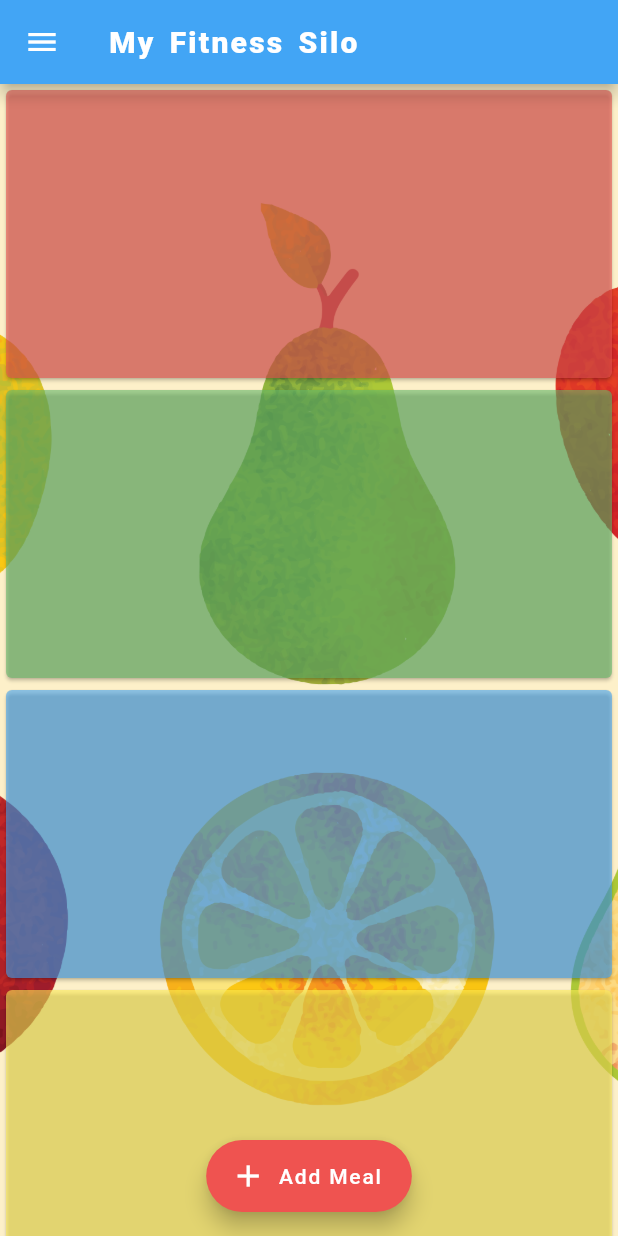
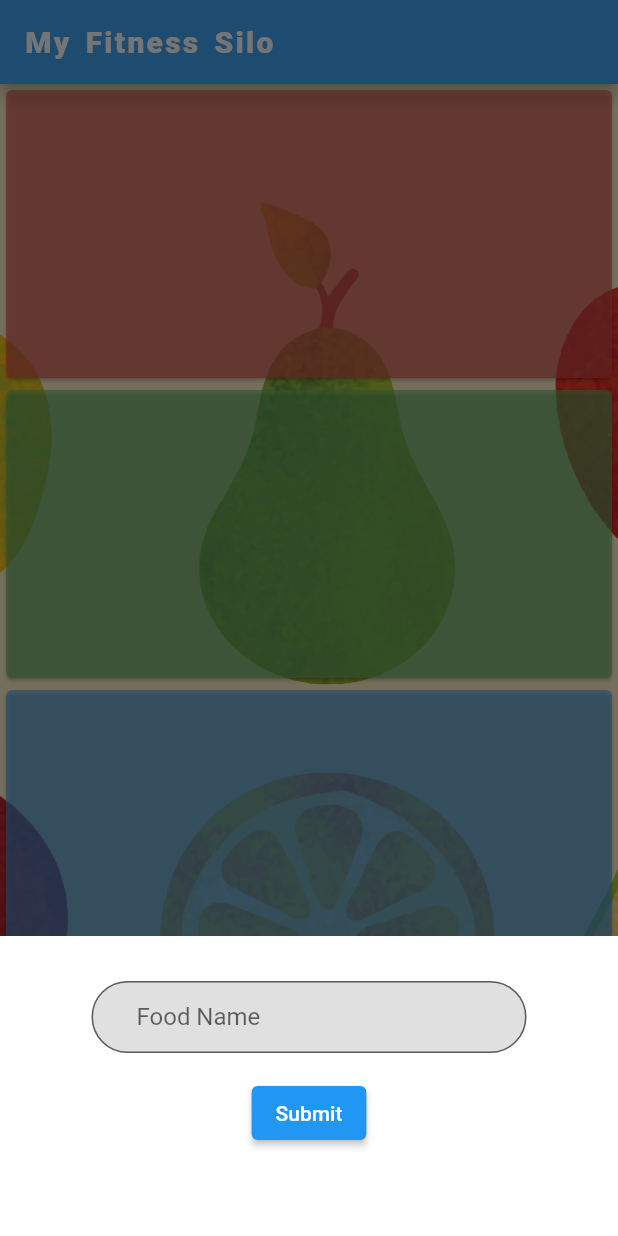
Before and after one commit to jeremyc2/My-Fitness-Silo, a Flutter app: the screen it shows after launch, after a tap on "Add Meal", on a phone screen of 412 x 824 dp. Run offline on Flutter 3.47's test engine with Material 2 defaults, Android fonts, the phone set to English and light mode, and no system bars.

Commit message:
No commit message

```diff
--- a/lib/constants.dart
+++ b/lib/constants.dart
@@ -1,7 +1,6 @@
 import 'package:flutter/material.dart';
 
 // Colors that we use in our app
-const kPrimaryColor = Color(0xFFFFE5B4);
 const kTextColor = Color(0xFF3C4046);
 const kBackgroundColor = Color(0xFFF9F8FD);
 
--- a/lib/main.dart
+++ b/lib/main.dart
@@ -15,7 +15,7 @@ class MyFitnessSilo extends StatelessWidget {
       title: 'My Fitness Silo',
       theme: ThemeData(
         scaffoldBackgroundColor: kBackgroundColor,
-        primaryColor: kPrimaryColor,
+        primaryColor: Colors.blue,
         textTheme: Theme.of(context).textTheme.apply(bodyColor: kTextColor),
         visualDensity: VisualDensity.adaptivePlatformDensity,
       ),
--- a/lib/screens/home/home_screen.dart
+++ b/lib/screens/home/home_screen.dart
@@ -44,46 +44,20 @@ class HomeScreen extends StatelessWidget {
         ),
       ),
       floatingActionButton: FloatingActionButton.extended(
-        onPressed: () => {},
-        tooltip: 'Increment Counter',
+        onPressed: () => {
+          showModalBottomSheet(
+              context: context,
+              builder: (context) => Container(
+                    height: 200,
+                    color: Colors.white,
+                    child: AddMealForm(),
+                  )),
+        },
         icon: const Icon(Icons.add),
         label: Text('Add Meal'),
         backgroundColor: Colors.red.shade400,
       ),
       floatingActionButtonLocation: FloatingActionButtonLocation.centerFloat,
-      drawer: Drawer(
-        // space to fit everything.
-        child: ListView(
-          // Important: Remove any padding from the ListView.
-          padding: EdgeInsets.zero,
-          children: <Widget>[
-            DrawerHeader(
-              child: Text(''),
-              decoration: BoxDecoration(
-                color: Colors.blue,
-              ),
-            ),
-            ListTile(
-              title: Text('Item 1'),
-              onTap: () {
-                // Update the state of the app
-                // ...
-                // Then close the drawer
-                Navigator.pop(context);
-              },
-            ),
-            ListTile(
-              title: Text('Item 2'),
-              onTap: () {
-                // Update the state of the app
-                // ...
-                // Then close the drawer
-                Navigator.pop(context);
-              },
-            ),
-          ],
-        ),
-      ),
     );
   }
 }
@@ -103,3 +77,65 @@ class MainContent extends StatelessWidget {
     );
   }
 }
+
+/// This is the stateful widget that the main application instantiates.
+class AddMealForm extends StatefulWidget {
+  AddMealForm({Key key}) : super(key: key);
+
+  @override
+  _AddMealFormState createState() => _AddMealFormState();
+}
+
+/// This is the private State class that goes with AddMealForm.
+class _AddMealFormState extends State<AddMealForm> {
+  final _formKey = GlobalKey<FormState>();
+
+  @override
+  Widget build(BuildContext context) {
+    return Form(
+      key: _formKey,
+      child: Center(
+        child: SizedBox(
+          width: 350.0,
+          child: Padding(
+            padding: const EdgeInsets.all(30.0),
+            child: Column(
+              crossAxisAlignment: CrossAxisAlignment.center,
+              children: <Widget>[
+                TextFormField(
+                  decoration: InputDecoration(
+                      border: OutlineInputBorder(
+                        borderRadius: new BorderRadius.circular(55.0),
+                      ),
+                      fillColor: Colors.grey.shade300,
+                      filled: true,
+                      labelText: 'Food Name',
+                      contentPadding: EdgeInsets.only(left: 30)),
+                  validator: (value) {
+                    if (value.isEmpty) {
+                      return 'Please enter some text';
+                    }
+                    return null;
+                  },
+                ),
+                Padding(
+                  padding: const EdgeInsets.symmetric(vertical: 16.0),
+                  child: ElevatedButton(
+                    onPressed: () {
+                      // Validate will return true if the form is valid, or false if
+                      // the form is invalid.
+                      if (_formKey.currentState.validate()) {
+                        // Process data.
+                      }
+                    },
+                    child: Text('Submit'),
+                  ),
+                ),
+              ],
+            ),
+          ),
+        ),
+      ),
+    );
+  }
+}
```
Also changed, not shown: pubspec.lock, 7 other files.
